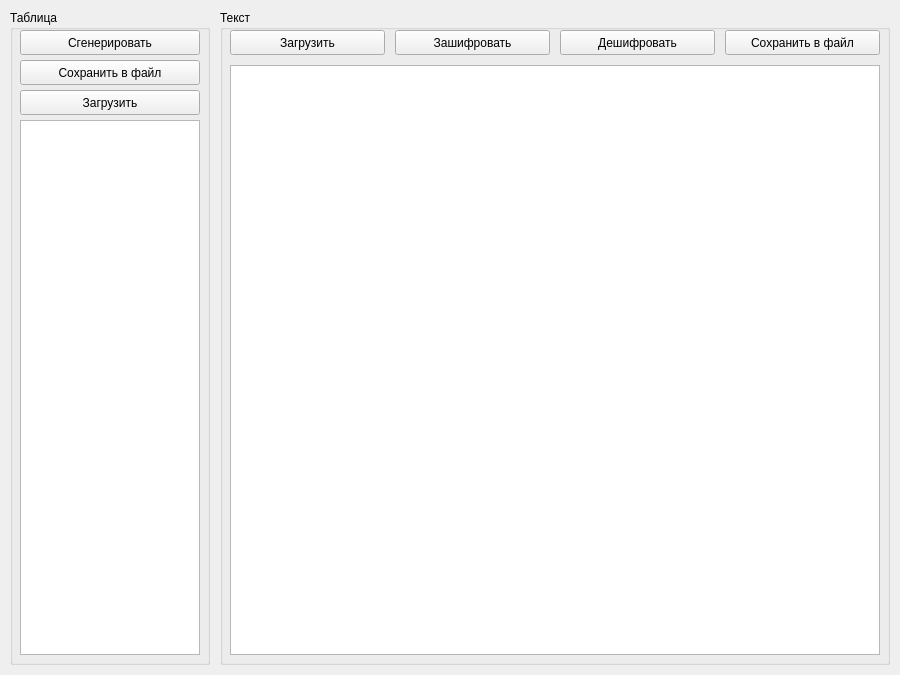
The window that mainwindow.ui (merail/qt-substitution-cipher) describes before a commit, drawn with Qt 5.
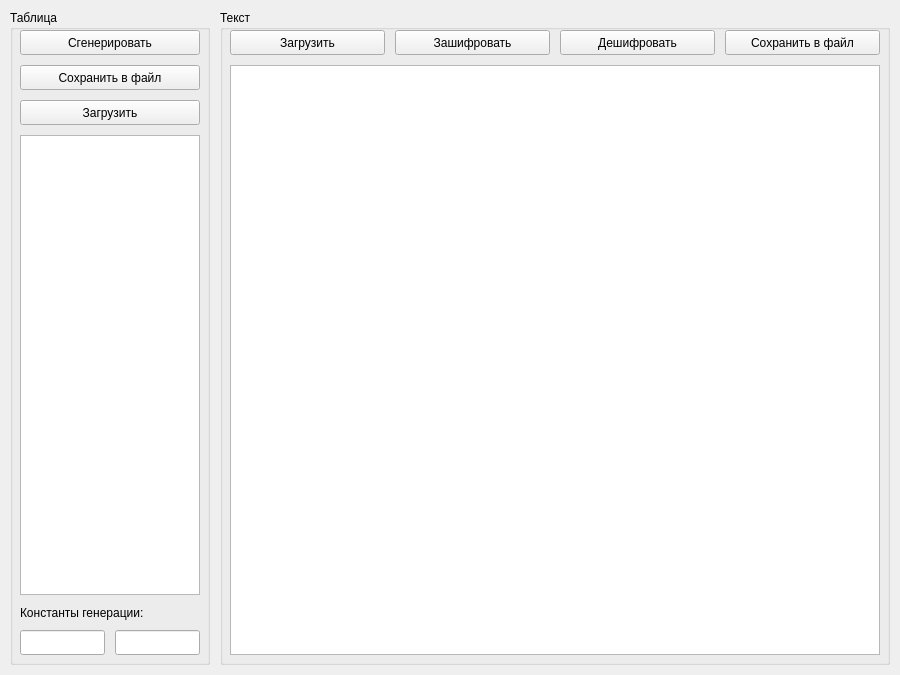
The same window after the commit.

Commit message: possibility of enter constants

```diff
--- a/mainwindow.ui
+++ b/mainwindow.ui
@@ -118,7 +118,7 @@
      <property name="geometry">
       <rect>
        <x>10</x>
-       <y>50</y>
+       <y>55</y>
        <width>180</width>
        <height>25</height>
       </rect>
@@ -131,7 +131,7 @@
      <property name="geometry">
       <rect>
        <x>10</x>
-       <y>80</y>
+       <y>90</y>
        <width>180</width>
        <height>25</height>
       </rect>
@@ -144,9 +144,9 @@
      <property name="geometry">
       <rect>
        <x>10</x>
-       <y>110</y>
+       <y>125</y>
        <width>180</width>
-       <height>535</height>
+       <height>460</height>
       </rect>
      </property>
      <property name="lineWidth">
@@ -180,6 +180,39 @@
       <bool>false</bool>
      </attribute>
     </widget>
+    <widget class="QLabel" name="constantsLabel">
+     <property name="geometry">
+      <rect>
+       <x>10</x>
+       <y>595</y>
+       <width>180</width>
+       <height>15</height>
+      </rect>
+     </property>
+     <property name="text">
+      <string>Константы генерации:</string>
+     </property>
+    </widget>
+    <widget class="QLineEdit" name="constant1LineEdit">
+     <property name="geometry">
+      <rect>
+       <x>10</x>
+       <y>620</y>
+       <width>85</width>
+       <height>25</height>
+      </rect>
+     </property>
+    </widget>
+    <widget class="QLineEdit" name="constant2LineEdit">
+     <property name="geometry">
+      <rect>
+       <x>105</x>
+       <y>620</y>
+       <width>85</width>
+       <height>25</height>
+      </rect>
+     </property>
+    </widget>
    </widget>
   </widget>
  </widget>
```
The commit also changes 1 other file.
